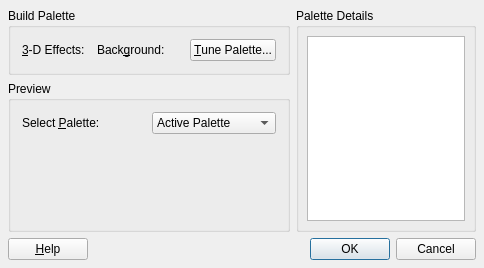
First picture: the form in tools/designer/src/components/propertyeditor/paletteeditor.ui, repository arnt/qt-history2, before the edit.
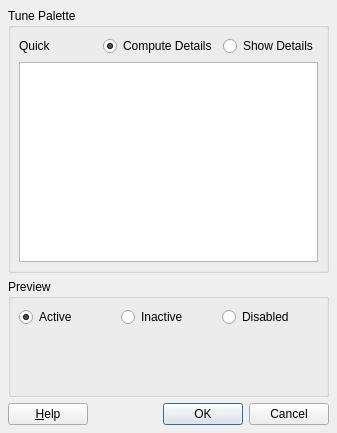
Second picture: the form after the edit. Custom widgets are drawn as their Qt base class.

Commit message:
Fixes:    New palette editor Details:
[git-p4: depot-paths = "//depot/qt/main/": change = 194288]

```diff
--- a/tools/designer/src/components/propertyeditor/paletteeditor.ui
+++ b/tools/designer/src/components/propertyeditor/paletteeditor.ui
@@ -19,8 +19,8 @@
    <rect>
     <x>0</x>
     <y>0</y>
-    <width>484</width>
-    <height>268</height>
+    <width>337</width>
+    <height>433</height>
    </rect>
   </property>
   <property name="sizePolicy" >
@@ -34,14 +34,155 @@
   <property name="windowTitle" >
    <string>Edit Palette</string>
   </property>
-  <layout class="QGridLayout" >
+  <layout class="QVBoxLayout" >
    <property name="margin" >
     <number>8</number>
    </property>
    <property name="spacing" >
     <number>6</number>
    </property>
-   <item row="2" column="0" colspan="2" >
+   <item>
+    <widget class="QGroupBox" name="advancedBox" >
+     <property name="minimumSize" >
+      <size>
+       <width>0</width>
+       <height>0</height>
+      </size>
+     </property>
+     <property name="maximumSize" >
+      <size>
+       <width>16777215</width>
+       <height>16777215</height>
+      </size>
+     </property>
+     <property name="title" >
+      <string>Tune Palette</string>
+     </property>
+     <layout class="QGridLayout" >
+      <property name="margin" >
+       <number>8</number>
+      </property>
+      <property name="spacing" >
+       <number>6</number>
+      </property>
+      <item row="0" column="0" >
+       <widget class="QLabel" name="label" >
+        <property name="text" >
+         <string>Quick</string>
+        </property>
+       </widget>
+      </item>
+      <item row="0" column="1" >
+       <widget class="qdesigner_internal::StyledButton" name="buildButton" >
+        <property name="sizePolicy" >
+         <sizepolicy>
+          <hsizetype>0</hsizetype>
+          <vsizetype>0</vsizetype>
+          <horstretch>0</horstretch>
+          <verstretch>0</verstretch>
+         </sizepolicy>
+        </property>
+        <property name="focusPolicy" >
+         <enum>Qt::StrongFocus</enum>
+        </property>
+        <property name="toolTip" >
+         <string>Choose a color</string>
+        </property>
+        <property name="whatsThis" >
+         <string>Choose the effect-color for the generated palette.</string>
+        </property>
+       </widget>
+      </item>
+      <item row="0" column="2" >
+       <widget class="QRadioButton" name="computeRadio" >
+        <property name="text" >
+         <string>Compute Details</string>
+        </property>
+        <property name="checked" >
+         <bool>true</bool>
+        </property>
+       </widget>
+      </item>
+      <item row="0" column="3" >
+       <widget class="QRadioButton" name="detailsRadio" >
+        <property name="text" >
+         <string>Show Details</string>
+        </property>
+       </widget>
+      </item>
+      <item row="1" column="0" colspan="4" >
+       <widget class="QTreeView" name="paletteView" >
+        <property name="minimumSize" >
+         <size>
+          <width>0</width>
+          <height>200</height>
+         </size>
+        </property>
+       </widget>
+      </item>
+     </layout>
+    </widget>
+   </item>
+   <item>
+    <widget class="QGroupBox" name="GroupBox126" >
+     <property name="sizePolicy" >
+      <sizepolicy>
+       <hsizetype>5</hsizetype>
+       <vsizetype>7</vsizetype>
+       <horstretch>0</horstretch>
+       <verstretch>0</verstretch>
+      </sizepolicy>
+     </property>
+     <property name="title" >
+      <string>Preview</string>
+     </property>
+     <layout class="QGridLayout" >
+      <property name="margin" >
+       <number>8</number>
+      </property>
+      <property name="spacing" >
+       <number>6</number>
+      </property>
+      <item row="0" column="2" >
+       <widget class="QRadioButton" name="disabledRadio" >
+        <property name="text" >
+         <string>Disabled</string>
+        </property>
+       </widget>
+      </item>
+      <item row="0" column="1" >
+       <widget class="QRadioButton" name="inactiveRadio" >
+        <property name="text" >
+         <string>Inactive</string>
+        </property>
+       </widget>
+      </item>
+      <item row="0" column="0" >
+       <widget class="QRadioButton" name="activeRadio" >
+        <property name="text" >
+         <string>Active</string>
+        </property>
+        <property name="checked" >
+         <bool>true</bool>
+        </property>
+       </widget>
+      </item>
+      <item row="1" column="0" colspan="3" >
+       <widget class="qdesigner_internal::PreviewFrame" name="previewFrame" >
+        <property name="sizePolicy" >
+         <sizepolicy>
+          <hsizetype>7</hsizetype>
+          <vsizetype>7</vsizetype>
+          <horstretch>0</horstretch>
+          <verstretch>0</verstretch>
+         </sizepolicy>
+        </property>
+       </widget>
+      </item>
+     </layout>
+    </widget>
+   </item>
+   <item>
     <layout class="QHBoxLayout" >
      <property name="margin" >
       <number>0</number>
@@ -106,285 +247,10 @@
      </item>
     </layout>
    </item>
-   <item rowspan="2" row="0" column="1" >
-    <widget class="QGroupBox" name="advancedBox" >
-     <property name="minimumSize" >
-      <size>
-       <width>180</width>
-       <height>16</height>
-      </size>
-     </property>
-     <property name="maximumSize" >
-      <size>
-       <width>180</width>
-       <height>16777215</height>
-      </size>
-     </property>
-     <property name="title" >
-      <string>Palette Details</string>
-     </property>
-     <layout class="QVBoxLayout" >
-      <property name="margin" >
-       <number>8</number>
-      </property>
-      <property name="spacing" >
-       <number>6</number>
-      </property>
-      <item>
-       <widget class="QListView" name="roleListView" >
-        <property name="minimumSize" >
-         <size>
-          <width>0</width>
-          <height>0</height>
-         </size>
-        </property>
-       </widget>
-      </item>
-     </layout>
-    </widget>
-   </item>
-   <item row="1" column="0" >
-    <widget class="QGroupBox" name="GroupBox126" >
-     <property name="sizePolicy" >
-      <sizepolicy>
-       <hsizetype>5</hsizetype>
-       <vsizetype>7</vsizetype>
-       <horstretch>0</horstretch>
-       <verstretch>0</verstretch>
-      </sizepolicy>
-     </property>
-     <property name="title" >
-      <string>Preview</string>
-     </property>
-     <layout class="QVBoxLayout" >
-      <property name="margin" >
-       <number>11</number>
-      </property>
-      <property name="spacing" >
-       <number>6</number>
-      </property>
-      <item>
-       <layout class="QHBoxLayout" >
-        <property name="margin" >
-         <number>0</number>
-        </property>
-        <property name="spacing" >
-         <number>6</number>
-        </property>
-        <item>
-         <widget class="QLabel" name="TextLabel1" >
-          <property name="text" >
-           <string>Select &amp;Palette:</string>
-          </property>
-          <property name="buddy" >
-           <cstring>paletteCombo</cstring>
-          </property>
-         </widget>
-        </item>
-        <item>
-         <widget class="QComboBox" name="paletteCombo" >
-          <item>
-           <property name="text" >
-            <string>Active Palette</string>
-           </property>
-          </item>
-          <item>
-           <property name="text" >
-            <string>Inactive Palette</string>
-           </property>
-          </item>
-          <item>
-           <property name="text" >
-            <string>Disabled Palette</string>
-           </property>
-          </item>
-         </widget>
-        </item>
-       </layout>
-      </item>
-      <item>
-       <widget class="qdesigner_internal::PreviewFrame" name="previewFrame" >
-        <property name="sizePolicy" >
-         <sizepolicy>
-          <hsizetype>7</hsizetype>
-          <vsizetype>7</vsizetype>
-          <horstretch>0</horstretch>
-          <verstretch>0</verstretch>
-         </sizepolicy>
-        </property>
-       </widget>
-      </item>
-     </layout>
-    </widget>
-   </item>
-   <item row="0" column="0" >
-    <widget class="QGroupBox" name="groupAutoPalette" >
-     <property name="sizePolicy" >
-      <sizepolicy>
-       <hsizetype>5</hsizetype>
-       <vsizetype>4</vsizetype>
-       <horstretch>0</horstretch>
-       <verstretch>0</verstretch>
-      </sizepolicy>
-     </property>
-     <property name="title" >
-      <string>Build Palette</string>
-     </property>
-     <layout class="QHBoxLayout" >
-      <property name="margin" >
-       <number>11</number>
-      </property>
-      <property name="spacing" >
-       <number>6</number>
-      </property>
-      <item>
-       <widget class="QLabel" name="labelMainColor" >
-        <property name="sizePolicy" >
-         <sizepolicy>
-          <hsizetype>5</hsizetype>
-          <vsizetype>5</vsizetype>
-          <horstretch>0</horstretch>
-          <verstretch>0</verstretch>
-         </sizepolicy>
-        </property>
-        <property name="minimumSize" >
-         <size>
-          <width>0</width>
-          <height>0</height>
-         </size>
-        </property>
-        <property name="lineWidth" >
-         <number>1</number>
-        </property>
-        <property name="midLineWidth" >
-         <number>0</number>
-        </property>
-        <property name="text" >
-         <string>&amp;3-D Effects:</string>
-        </property>
-        <property name="margin" >
-         <number>0</number>
-        </property>
-        <property name="buddy" >
-         <cstring>buttonMainColor</cstring>
-        </property>
-       </widget>
-      </item>
-      <item>
-       <widget class="qdesigner_internal::StyledButton" name="buttonMainColor" >
-        <property name="sizePolicy" >
-         <sizepolicy>
-          <hsizetype>0</hsizetype>
-          <vsizetype>0</vsizetype>
-          <horstretch>0</horstretch>
-          <verstretch>0</verstretch>
-         </sizepolicy>
-        </property>
-        <property name="focusPolicy" >
-         <enum>Qt::StrongFocus</enum>
-        </property>
-        <property name="toolTip" >
-         <string>Choose a color</string>
-        </property>
-        <property name="whatsThis" >
-         <string>Choose the effect-color for the generated palette.</string>
-        </property>
-       </widget>
-      </item>
-      <item>
-       <widget class="QLabel" name="labelMainColor2" >
-        <property name="sizePolicy" >
-         <sizepolicy>
-          <hsizetype>5</hsizetype>
-          <vsizetype>5</vsizetype>
-          <horstretch>0</horstretch>
-          <verstretch>0</verstretch>
-         </sizepolicy>
-        </property>
-        <property name="minimumSize" >
-         <size>
-          <width>0</width>
-          <height>0</height>
-         </size>
-        </property>
-        <property name="lineWidth" >
-         <number>1</number>
-        </property>
-        <property name="midLineWidth" >
-         <number>0</number>
-        </property>
-        <property name="text" >
-         <string>Back&amp;ground:</string>
-        </property>
-        <property name="margin" >
-         <number>0</number>
-        </property>
-        <property name="buddy" >
-         <cstring>buttonMainColor2</cstring>
-        </property>
-       </widget>
-      </item>
-      <item>
-       <widget class="qdesigner_internal::StyledButton" name="buttonMainColor2" >
-        <property name="sizePolicy" >
-         <sizepolicy>
-          <hsizetype>0</hsizetype>
-          <vsizetype>0</vsizetype>
-          <horstretch>0</horstretch>
-          <verstretch>0</verstretch>
-         </sizepolicy>
-        </property>
-        <property name="focusPolicy" >
-         <enum>Qt::StrongFocus</enum>
-        </property>
-        <property name="toolTip" >
-         <string>Choose a color</string>
-        </property>
-        <property name="whatsThis" >
-         <string>Choose the background color for the generated palette.</string>
-        </property>
-       </widget>
-      </item>
-      <item>
-       <spacer>
-        <property name="orientation" >
-         <enum>Qt::Horizontal</enum>
-        </property>
-        <property name="sizeType" >
-         <enum>QSizePolicy::Expanding</enum>
-        </property>
-        <property name="sizeHint" >
-         <size>
-          <width>20</width>
-          <height>20</height>
-         </size>
-        </property>
-       </spacer>
-      </item>
-      <item>
-       <widget class="QPushButton" name="btnAdvanced" >
-        <property name="text" >
-         <string>&amp;Tune Palette...</string>
-        </property>
-        <property name="checkable" >
-         <bool>true</bool>
-        </property>
-       </widget>
-      </item>
-     </layout>
-    </widget>
-   </item>
   </layout>
  </widget>
  <pixmapfunction></pixmapfunction>
  <customwidgets>
-  <customwidget>
-   <class>qdesigner_internal::PreviewFrame</class>
-   <extends></extends>
-   <header>previewframe.h</header>
-   <container>0</container>
-   <pixmap></pixmap>
-  </customwidget>
   <customwidget>
    <class>qdesigner_internal::StyledButton</class>
    <extends></extends>
@@ -392,6 +258,13 @@
    <container>0</container>
    <pixmap></pixmap>
   </customwidget>
+  <customwidget>
+   <class>qdesigner_internal::PreviewFrame</class>
+   <extends></extends>
+   <header>previewframe.h</header>
+   <container>0</container>
+   <pixmap></pixmap>
+  </customwidget>
  </customwidgets>
  <tabstops>
   <tabstop>buttonMainColor</tabstop>
```
Left out of the diff: 8 changed lines with no effect on the pictures. The commit also changes 9 other files.
